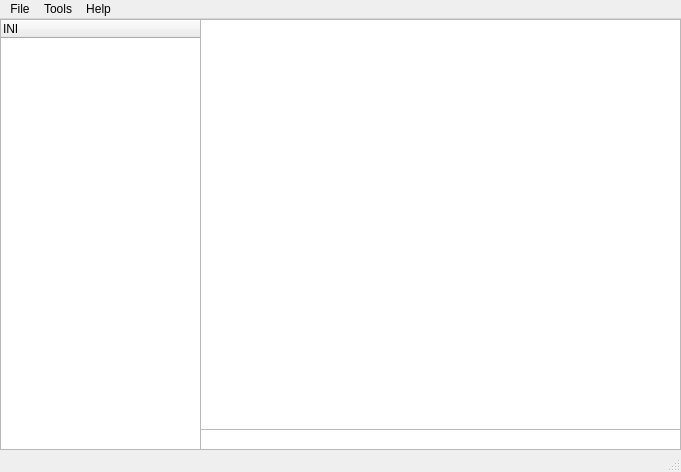
This is windows/mainwindow.ui in cyberdust2k/PokemonTextEditor as Qt 5 draws it before an edit. The edited form follows.
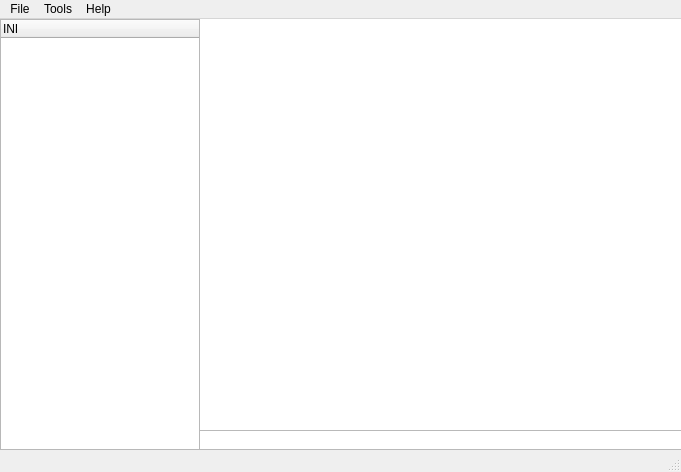
This is the edited form.

Diff of the .ui file:
```diff
--- a/windows/mainwindow.ui
+++ b/windows/mainwindow.ui
@@ -29,14 +29,29 @@
    <locale language="English" country="UnitedKingdom"/>
   </property>
   <widget class="QWidget" name="centralwidget">
+   <layout class="QGridLayout" name="gridLayout">
+    <property name="leftMargin">
+     <number>0</number>
+    </property>
+    <property name="topMargin">
+     <number>0</number>
+    </property>
+    <property name="rightMargin">
+     <number>0</number>
+    </property>
+    <property name="bottomMargin">
+     <number>0</number>
+    </property>
+    <property name="spacing">
+     <number>0</number>
+    </property>
+    <item row="0" column="0" rowspan="2">
    <widget class="QTreeWidget" name="treeWidget">
-    <property name="geometry">
-     <rect>
-      <x>0</x>
-      <y>0</y>
-      <width>201</width>
-      <height>431</height>
-     </rect>
+      <property name="maximumSize">
+       <size>
+        <width>200</width>
+        <height>16777215</height>
+       </size>
     </property>
     <property name="indentation">
      <number>20</number>
@@ -47,35 +62,40 @@
      </property>
     </column>
    </widget>
+    </item>
+    <item row="0" column="1">
    <widget class="QPlainTextEdit" name="plainTextEdit">
-    <property name="geometry">
-     <rect>
-      <x>200</x>
-      <y>0</y>
-      <width>481</width>
-      <height>431</height>
-     </rect>
-    </property>
-   </widget>
+      <property name="styleSheet">
+       <string notr="true">QPlainTextEdit#plainTextEdit
+{
+	border: none;
+	border-bottom: 1px solid #b9b9b9;
+}</string>
+      </property>
+     </widget>
+    </item>
+    <item row="1" column="1">
    <widget class="QStatusBar" name="statusbar2">
-    <property name="geometry">
-     <rect>
-      <x>200</x>
-      <y>410</y>
-      <width>481</width>
-      <height>22</height>
-     </rect>
+      <property name="toolTip">
+       <string>&lt;html&gt;&lt;head/&gt;&lt;body&gt;&lt;p&gt;Visible linebreaks will be ignored upon compiling text. Use &lt;span style=&quot; font-style:italic;&quot;&gt;\p&lt;/span&gt;, &lt;span style=&quot; font-style:italic;&quot;&gt;\n&lt;/span&gt; and &lt;span style=&quot; font-style:italic;&quot;&gt;\l&lt;/span&gt; instead.&lt;/p&gt;&lt;/body&gt;&lt;/html&gt;</string>
     </property>
     <property name="styleSheet">
      <string notr="true">QStatusBar#statusbar2
 {
-	border-top: 1px solid #b9b9b9;
+ 	border-bottom: 1px solid #b9b9b9;
+	background-color: #ffffff;	
 }</string>
     </property>
     <property name="sizeGripEnabled">
      <bool>false</bool>
     </property>
    </widget>
+    </item>
+   </layout>
+   <zorder>treeWidget</zorder>
+   <zorder>plainTextEdit</zorder>
+   <zorder>statusbar2</zorder>
+   <zorder>statusbar2</zorder>
   </widget>
   <widget class="QMenuBar" name="menubar">
    <property name="geometry">
```
Lines whose indentation alone changed are shown as unchanged.
